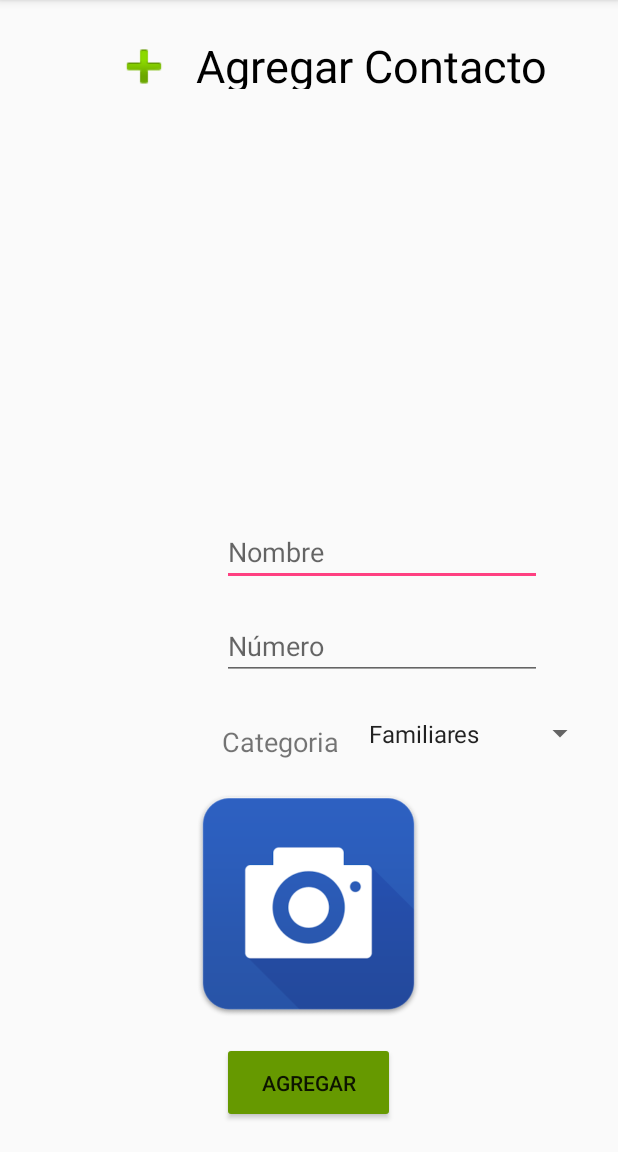
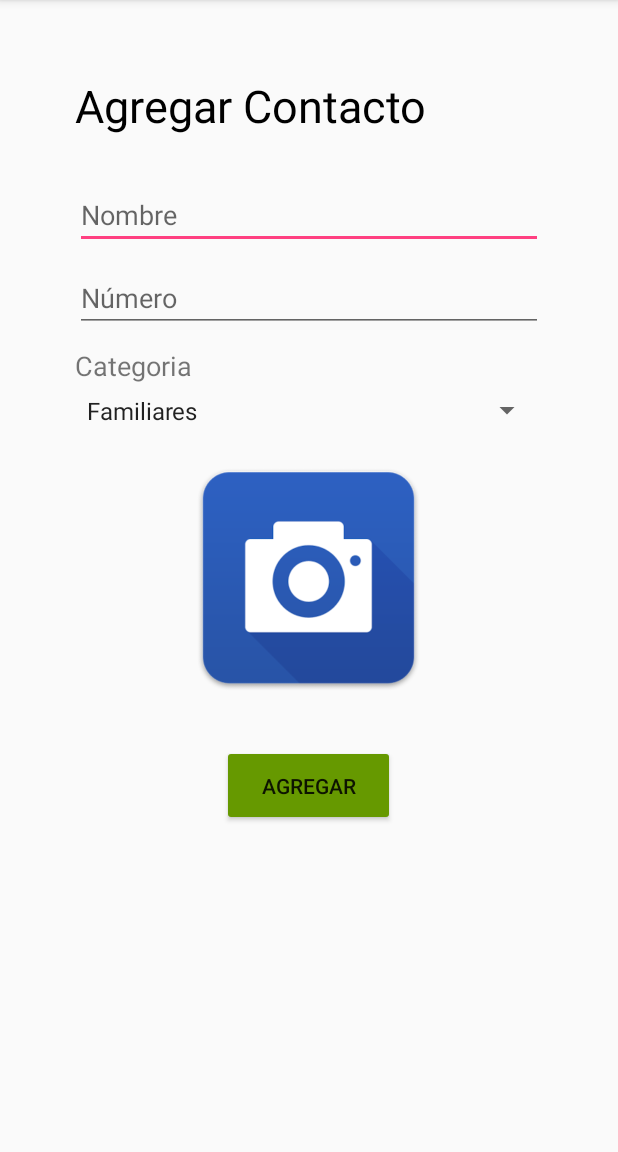
Before and after one commit to hectorortiz96/ListaContactos, an Android app: the AgregarActivity screen opened directly, with no data from a screen before it, on a phone screen of 412 x 824 dp, the part 84-1236 px from its top. Run offline under Robolectric (Android 15) with nearby library versions, the phone set to English and light mode, and no system bars.

Commit message:
Modified Agregar Layout

```diff
--- a/app/src/main/res/layout/activity_agregar.xml
+++ b/app/src/main/res/layout/activity_agregar.xml
@@ -6,86 +6,112 @@
     android:layout_height="match_parent"
     tools:context="itesm.mx.listacontactos.AgregarActivity">
 
+    <LinearLayout
+        android:id="@+id/linearLayout"
+        android:layout_width="match_parent"
+        android:layout_height="wrap_content"
+        android:layout_alignParentLeft="true"
+        android:layout_alignParentStart="true"
+        android:layout_alignParentTop="true"
+        android:orientation="vertical"
+        android:paddingLeft="50dp"
+        android:paddingRight="50dp"
+        android:paddingTop="50dp">
+
         <TextView
             android:id="@+id/textView_agregar_contacto_titulo"
-        android:layout_width="244dp"
-        android:layout_height="36dp"
+            android:layout_width="match_parent"
+            android:layout_height="wrap_content"
+            android:layout_alignLeft="@+id/imageButton_elige_imagen"
+            android:layout_alignParentTop="true"
+            android:layout_alignStart="@+id/imageButton_elige_imagen"
+            android:layout_gravity="center_horizontal"
+            android:layout_marginTop="0dp"
             android:text="@string/agregar_contacto_titulo"
             android:textColor="@android:color/black"
             android:textSize="30sp"
             tools:layout_editor_absoluteX="85dp"
-        tools:layout_editor_absoluteY="44dp"
-        android:layout_alignParentTop="true"
-        android:layout_alignLeft="@+id/imageButton_elige_imagen"
-        android:layout_alignStart="@+id/imageButton_elige_imagen"
-        android:layout_marginTop="23dp" />
+            tools:layout_editor_absoluteY="44dp" />
+
+        <Space
+            android:layout_width="match_parent"
+            android:layout_height="30dp" />
 
         <EditText
             android:id="@+id/editText_nombre_contacto"
-        android:layout_width="wrap_content"
+            android:layout_width="match_parent"
             android:layout_height="wrap_content"
-        android:ems="10"
-        android:inputType="textPersonName"
-        android:hint="@string/nombre_contacto"
-        tools:layout_editor_absoluteX="85dp"
-        tools:layout_editor_absoluteY="97dp"
             android:layout_above="@+id/editText_numero_contacto"
             android:layout_alignLeft="@+id/editText_numero_contacto"
             android:layout_alignStart="@+id/editText_numero_contacto"
-        android:layout_marginBottom="17dp" />
+            android:layout_marginBottom="0dp"
+            android:ems="10"
+            android:hint="@string/nombre_contacto"
+            android:inputType="textPersonName"
+            tools:layout_editor_absoluteX="85dp"
+            tools:layout_editor_absoluteY="97dp" />
+
+        <Space
+            android:layout_width="match_parent"
+            android:layout_height="10dp" />
 
         <EditText
             android:id="@+id/editText_numero_contacto"
-        android:hint="@string/numero_contacto"
-        android:layout_width="wrap_content"
+            android:layout_width="match_parent"
             android:layout_height="wrap_content"
-        android:ems="10"
-        android:inputType="phone"
-        tools:layout_editor_absoluteX="85dp"
-        tools:layout_editor_absoluteY="149dp"
-        android:layout_marginLeft="17dp"
-        android:layout_marginStart="17dp"
             android:layout_above="@+id/spinner_categoria"
             android:layout_alignLeft="@+id/imageButton_elige_imagen"
             android:layout_alignStart="@+id/imageButton_elige_imagen"
-        android:layout_marginBottom="18dp" />
+            android:layout_marginBottom="0dp"
+            android:layout_marginLeft="0dp"
+            android:layout_marginStart="0dp"
+            android:ems="10"
+            android:hint="@string/numero_contacto"
+            android:inputType="phone"
+            tools:layout_editor_absoluteX="85dp"
+            tools:layout_editor_absoluteY="149dp" />
 
-    <ImageButton
-        android:id="@+id/imageButton_elige_imagen"
-        android:layout_width="150dp"
-        android:layout_height="150dp"
-        android:background="@drawable/camera"
-        tools:layout_editor_absoluteX="84dp"
-        tools:layout_editor_absoluteY="267dp"
-        android:layout_above="@+id/button_agregar_contacto"
-        android:layout_centerHorizontal="true"
-        android:layout_marginBottom="16dp" />
+        <Space
+            android:layout_width="match_parent"
+            android:layout_height="10dp" />
 
-    <ImageView
-        android:id="@+id/imageView_agregar"
-        android:layout_width="49dp"
-        android:layout_height="42dp"
-        app:srcCompat="@android:drawable/ic_input_add"
-        tools:layout_editor_absoluteY="38dp"
-        tools:layout_editor_absoluteX="36dp"
-        android:layout_alignTop="@+id/textView_agregar_contacto_titulo"
-        android:layout_toLeftOf="@+id/textView_agregar_contacto_titulo"
-        android:layout_toStartOf="@+id/textView_agregar_contacto_titulo"
-        android:layout_marginRight="10dp"
-        android:layout_marginEnd="10dp" />
+        <TextView
+            android:id="@+id/textView_categoria"
+            android:layout_width="match_parent"
+            android:layout_height="wrap_content"
+            android:layout_alignBottom="@+id/spinner_categoria"
+            android:layout_alignLeft="@+id/editText_numero_contacto"
+            android:layout_alignStart="@+id/editText_numero_contacto"
+            android:text="@string/categoria"
+            android:textSize="18sp"
+            tools:layout_editor_absoluteX="85dp"
+            tools:layout_editor_absoluteY="221dp" />
 
         <Spinner
             android:id="@+id/spinner_categoria"
-        android:layout_width="159dp"
+            android:layout_width="match_parent"
             android:layout_height="35dp"
-        tools:layout_editor_absoluteY="208dp"
+            android:layout_above="@+id/imageButton_elige_imagen"
+            android:layout_marginBottom="0dp"
+            android:layout_marginLeft="0dp"
+            android:layout_marginStart="0dp"
+            android:layout_toEndOf="@+id/textView_categoria"
+            android:layout_toRightOf="@+id/textView_categoria"
             tools:layout_editor_absoluteX="170dp"
-        android:layout_marginBottom="22dp"
-        android:layout_above="@+id/imageButton_elige_imagen"
-        android:layout_toRightOf="@+id/textView_categoria"
-        android:layout_toEndOf="@+id/textView_categoria"
-        android:layout_marginLeft="12dp"
-        android:layout_marginStart="12dp" />
+            tools:layout_editor_absoluteY="208dp" />
+
+        <Space
+            android:layout_width="match_parent"
+            android:layout_height="20dp" />
+
+        <ImageButton
+            android:id="@+id/imageButton"
+            android:layout_width="150dp"
+            android:layout_height="150dp"
+            android:layout_gravity="center"
+            android:background="@drawable/camera" />
+
+    </LinearLayout>
 
     <Button
         android:id="@+id/button_agregar_contacto"
@@ -95,20 +121,8 @@
         android:text="@string/agregar_contacto"
         tools:layout_editor_absoluteX="135dp"
         tools:layout_editor_absoluteY="441dp"
-        android:layout_alignParentBottom="true"
+        android:layout_below="@+id/linearLayout"
         android:layout_centerHorizontal="true"
-        android:layout_marginBottom="19dp" />
-
-    <TextView
-        android:id="@+id/textView_categoria"
-        android:layout_width="wrap_content"
-        android:layout_height="wrap_content"
-        android:text="@string/categoria"
-        android:textSize="18sp"
-        tools:layout_editor_absoluteX="85dp"
-        tools:layout_editor_absoluteY="221dp"
-        android:layout_alignBottom="@+id/spinner_categoria"
-        android:layout_alignLeft="@+id/editText_numero_contacto"
-        android:layout_alignStart="@+id/editText_numero_contacto" />
+        android:layout_marginTop="35dp" />
 
 </RelativeLayout>
```
Also changed, not shown: app/src/main/res/drawable/photo.png (added). Lines whose indentation alone changed are shown as unchanged.
